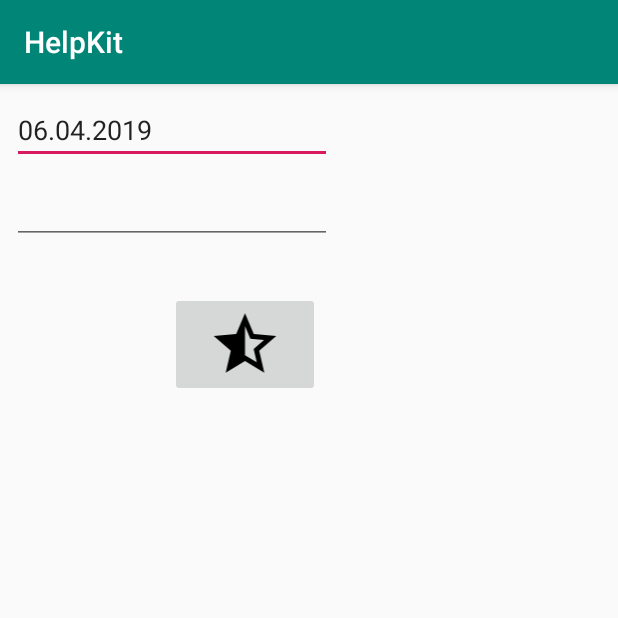
After one commit to drandoolet/HelpKit, an Android app: the fragment DateProcessorFragment shown on its own in the app's theme, on a phone screen of 412 x 824 dp, the top half of it. The commit adds this screen. Run offline under Robolectric (Android 15) with nearby library versions, the phone set to English and light mode, and no system bars.

Commit message:
added DateProcessorFragment and some unknown libraries

```diff
--- /dev/null
+++ b/src/main/java/com/example/user/helpkit/DateProcessorFragment.java
@@ -0,0 +1,95 @@
+package com.example.user.helpkit;
+
+import android.support.v4.app.Fragment;
+import android.os.Bundle;
+import android.support.annotation.Nullable;
+import android.view.LayoutInflater;
+import android.view.View;
+import android.view.ViewGroup;
+import android.widget.Button;
+import android.widget.EditText;
+import android.widget.ImageButton;
+import android.widget.TextView;
+
+import java.text.SimpleDateFormat;
+import java.util.Calendar;
+import java.util.Date;
+import java.util.GregorianCalendar;
+
+public class DateProcessorFragment extends Fragment {
+    private TextView resultTextView;
+    private EditText editText1, editText2;
+    private ImageButton button;
+
+    @Nullable
+    @Override
+    public View onCreateView(LayoutInflater inflater, @Nullable ViewGroup container, Bundle savedInstanceState) {
+        View view = inflater.inflate(R.layout.fragment_date, container, false);
+
+        resultTextView = view.findViewById(R.id.resultTextView);
+        editText1 = view.findViewById(R.id.editText);
+        editText2 = view.findViewById(R.id.editText2);
+        button = view.findViewById(R.id.dateProcessButton);
+
+        editText1.setText(new SimpleDateFormat("dd.MM.yyyy").format(new Date()));
+        button.setOnClickListener(dateProcessButtonListener);
+
+        return view;
+    }
+
+    private View.OnClickListener dateProcessButtonListener = new View.OnClickListener() {
+        @Override
+        public void onClick(View view) {
+            GregorianCalendar date1 = DateProcessor.convertStringToCalendar(editText1.getText().toString());
+            String editText2String = editText2.getText().toString();
+            String text = "";
+
+            if (editText2String.contains(".")) {
+                text = Integer.toString(DateProcessor.daysFrom(date1,
+                        DateProcessor.convertStringToCalendar(editText2String)));
+            } else {
+                GregorianCalendar date2 = DateProcessor.when(date1.getTime(),
+                        Integer.parseInt(editText2String));
+
+                text = new SimpleDateFormat("dd.MM.yyyy").format(date2.getTime());
+            }
+
+            resultTextView.setText(text);
+        }
+    };
+
+    private static class DateProcessor {
+        private DateProcessor() {}
+
+        public static int daysFrom(Calendar calendar) { // returns number of days from today
+            return (int) (Math.abs(new GregorianCalendar().getTime().getTime()
+                    - calendar.getTime().getTime()) / 86400000);
+        }
+
+        public static int daysFrom(Calendar calendar1, Calendar calendar2) {
+            long timePassed = Math.abs(calendar2.getTime().getTime() - calendar1.getTime().getTime());
+
+            return (int) (timePassed / 86400000);
+        }
+
+        public static GregorianCalendar when(Date date, int days) {
+            GregorianCalendar calendar = new GregorianCalendar();
+            calendar.setTime(date);
+            calendar.add(Calendar.DAY_OF_MONTH, days);
+
+            return calendar;
+        }
+
+        public static GregorianCalendar convertStringToCalendar(String s) {
+            if (s.length() != 10) {
+                throw new IllegalArgumentException();
+            } else {
+                int day = Integer.parseInt(s.substring(0, 2));
+                int month = Integer.parseInt(s.substring(3, 5))-1;
+                int year = Integer.parseInt(s.substring(6, 10));
+
+                return new GregorianCalendar(year, month, day);
+            }
+        }
+    }
+}
--- a/src/main/java/com/example/user/helpkit/MainActivity.java
+++ b/src/main/java/com/example/user/helpkit/MainActivity.java
@@ -98,6 +98,11 @@ public class MainActivity extends AppCompatActivity
             ClickerFragment fragment = new ClickerFragment();
             transaction.replace(R.id.container, fragment, "clicker");
             transaction.commit();
+        } else if (id == R.id.nav_date) {
+            FragmentTransaction transaction = getSupportFragmentManager().beginTransaction();
+            DateProcessorFragment fragment = new DateProcessorFragment();
+            transaction.replace(R.id.container, fragment, "date processor");
+            transaction.commit();
         }
 
         DrawerLayout drawer = (DrawerLayout) findViewById(R.id.drawer_layout);
--- a/src/main/java/com/example/user/helpkit/MainFragment.java
+++ b/src/main/java/com/example/user/helpkit/MainFragment.java
@@ -11,7 +11,7 @@ import android.view.ViewGroup;
 import android.widget.ImageButton;
 
 public class MainFragment extends Fragment {
-    private ImageButton fragment1Button, fragment2Button;
+    private ImageButton fragment1Button, fragment2Button, fragment3Button;
 
 
     @Override
@@ -20,8 +20,9 @@ public class MainFragment extends Fragment {
 
         fragment1Button = view.findViewById(R.id.fragment1ImageButton);
         fragment2Button = view.findViewById(R.id.fragment2ImageButton);
+        fragment3Button = view.findViewById(R.id.fragment3ImageButton);
 
-        ImageButton[] buttons = {fragment1Button, fragment2Button};
+        ImageButton[] buttons = {fragment1Button, fragment2Button, fragment3Button};
         for (ImageButton button : buttons) button.setOnClickListener(buttonListener);
 
         return view;
@@ -34,6 +35,7 @@ public class MainFragment extends Fragment {
             switch (view.getId()) {
                 case R.id.fragment1ImageButton: fragment = new RandomizerFragment(); break;
                 case R.id.fragment2ImageButton: fragment = new ClickerFragment(); break;
+                case R.id.fragment3ImageButton: fragment = new DateProcessorFragment(); break;
             }
             if (fragment != null) {
                 FragmentTransaction transaction = getFragmentManager().beginTransaction();
--- /dev/null
+++ b/src/main/res/drawable/ic_star_half_black_24dp.xml
@@ -0,0 +1,9 @@
+<vector xmlns:android="http://schemas.android.com/apk/res/android"
+        android:width="24dp"
+        android:height="24dp"
+        android:viewportWidth="24.0"
+        android:viewportHeight="24.0">
+    <path
+        android:fillColor="#FF000000"
+        android:pathData="M22,9.24l-7.19,-0.62L12,2 9.19,8.63 2,9.24l5.46,4.73L5.82,21 12,17.27 18.18,21l-1.63,-7.03L22,9.24zM12,15.4V6.1l1.71,4.04 4.38,0.38 -3.32,2.88 1,4.28L12,15.4z"/>
+</vector>
--- /dev/null
+++ b/src/main/res/layout/fragment_date.xml
@@ -0,0 +1,59 @@
+<?xml version="1.0" encoding="utf-8"?>
+<android.support.constraint.ConstraintLayout xmlns:android="http://schemas.android.com/apk/res/android"
+    xmlns:app="http://schemas.android.com/apk/res-auto"
+    xmlns:tools="http://schemas.android.com/tools"
+    android:layout_width="match_parent"
+    android:layout_height="match_parent">
+
+    <TextView
+        android:id="@+id/resultTextView"
+        android:layout_width="wrap_content"
+        android:layout_height="wrap_content"
+        android:layout_marginStart="8dp"
+        android:layout_marginTop="8dp"
+        android:layout_marginEnd="8dp"
+        android:layout_marginBottom="8dp"
+        android:textAppearance="@android:style/TextAppearance.Material.Large"
+        android:textColor="@color/colorAccent"
+        android:textStyle="bold"
+        app:layout_constraintBottom_toBottomOf="@+id/editText2"
+        app:layout_constraintEnd_toEndOf="parent"
+        app:layout_constraintStart_toEndOf="@+id/editText"
+        app:layout_constraintTop_toTopOf="@+id/editText" />
+
+    <EditText
+        android:id="@+id/editText"
+        android:layout_width="wrap_content"
+        android:layout_height="wrap_content"
+        android:layout_marginStart="8dp"
+        android:layout_marginTop="8dp"
+        android:digits="1234567890."
+        android:ems="10"
+        android:inputType="number"
+        app:layout_constraintStart_toStartOf="parent"
+        app:layout_constraintTop_toTopOf="parent" />
+
+    <EditText
+        android:id="@+id/editText2"
+        android:layout_width="wrap_content"
+        android:layout_height="wrap_content"
+        android:layout_marginStart="8dp"
+        android:layout_marginTop="8dp"
+        android:digits="1234567890."
+        android:ems="10"
+        android:inputType="number"
+        app:layout_constraintStart_toStartOf="parent"
+        app:layout_constraintTop_toBottomOf="@+id/editText" />
+
+    <ImageButton
+        android:id="@+id/dateProcessButton"
+        android:layout_width="100dp"
+        android:layout_height="70dp"
+        android:layout_marginTop="32dp"
+        android:layout_marginEnd="8dp"
+        android:scaleType="fitCenter"
+        app:layout_constraintEnd_toEndOf="@+id/editText2"
+        app:layout_constraintTop_toBottomOf="@+id/editText2"
+        app:srcCompat="@drawable/ic_star_half_black_24dp" />
+
+</android.support.constraint.ConstraintLayout>
--- a/src/main/res/menu/activity_main_drawer.xml
+++ b/src/main/res/menu/activity_main_drawer.xml
@@ -12,6 +12,10 @@
             android:id="@+id/nav_clicker"
             android:icon="@drawable/ic_clicker"
             android:title="Clicker" />
+        <item
+            android:id="@+id/nav_date"
+            android:icon="@drawable/ic_date_range_black_24dp"
+            android:title="DateProcessor" />
     </group>
 
     <item android:title="Communicate">
```
Also changed, not shown: src/main/res/drawable/ic_date_range_black_24dp.xml (added, +9 -0 lines), src/main/res/layout/fragment_main.xml (+10 -0 lines).
